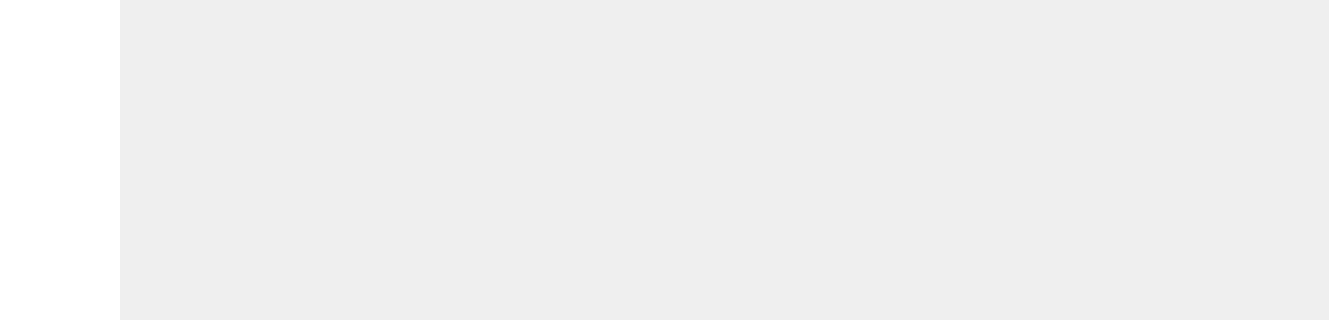
Old version of the form KCTS/KCTS Project/UI/main_window_ui.ui in the repository learniuH/work; both pictures show x 0 to 1329 and y 448 to 768 of the 1329 by 768 pixel window.
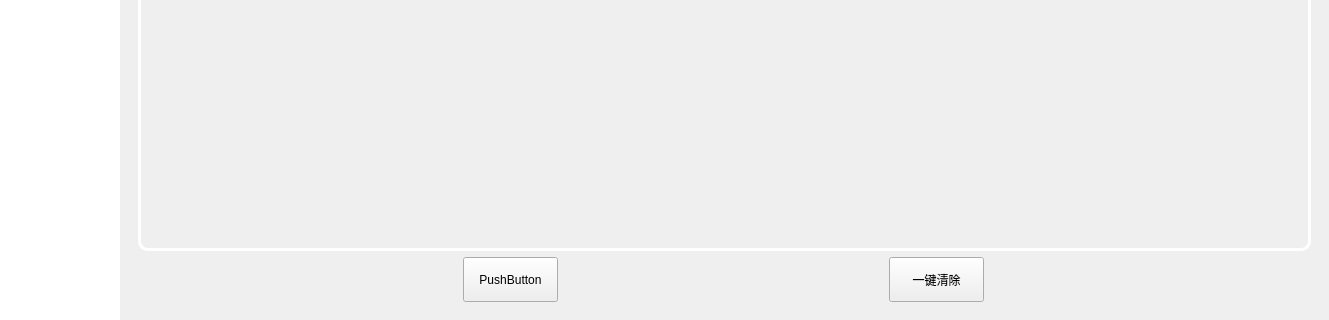
New version of the form. The open tabs and pages were chosen to show the change.

The edit to the form file:
```diff
--- a/KCTS/KCTS Project/UI/main_window_ui.ui
+++ b/KCTS/KCTS Project/UI/main_window_ui.ui
@@ -3171,6 +3171,73 @@
               <attribute name="title">
                <string>历史记录</string>
               </attribute>
+              <layout class="QVBoxLayout" name="verticalLayout_7">
+               <item>
+                <widget class="QTextEdit" name="history_record_lineEdit">
+                 <property name="font">
+                  <font>
+                   <family>微软雅黑</family>
+                  </font>
+                 </property>
+                 <property name="styleSheet">
+                  <string notr="true">QTextEdit {
+/*	border-color: qlineargradient(x1: 0, y1: 0, x2: 1, y2: 1,
+                                      stop: 0 #f6f7fa, stop: 1 #dadbde);*/
+	border-color: white;
+	background: transparent;
+	border-width: 3;
+	border-radius: 10px;
+	border-style: outset;
+}</string>
+                 </property>
+                 <property name="readOnly">
+                  <bool>true</bool>
+                 </property>
+                </widget>
+               </item>
+               <item>
+                <layout class="QHBoxLayout" name="horizontalLayout_4">
+                 <item>
+                  <widget class="QPushButton" name="history_query_pushButton">
+                   <property name="minimumSize">
+                    <size>
+                     <width>84</width>
+                     <height>45</height>
+                    </size>
+                   </property>
+                   <property name="maximumSize">
+                    <size>
+                     <width>95</width>
+                     <height>16777215</height>
+                    </size>
+                   </property>
+                   <property name="text">
+                    <string>PushButton</string>
+                   </property>
+                  </widget>
+                 </item>
+                 <item>
+                  <widget class="QPushButton" name="clear_record_pushButton">
+                   <property name="minimumSize">
+                    <size>
+                     <width>84</width>
+                     <height>45</height>
+                    </size>
+                   </property>
+                   <property name="maximumSize">
+                    <size>
+                     <width>95</width>
+                     <height>16777215</height>
+                    </size>
+                   </property>
+                   <property name="text">
+                    <string>一键清除</string>
+                   </property>
+                  </widget>
+                 </item>
+                </layout>
+               </item>
+              </layout>
              </widget>
             </widget>
            </item>
```
Left out of the diff: 2 changed lines with no effect on the pictures.
